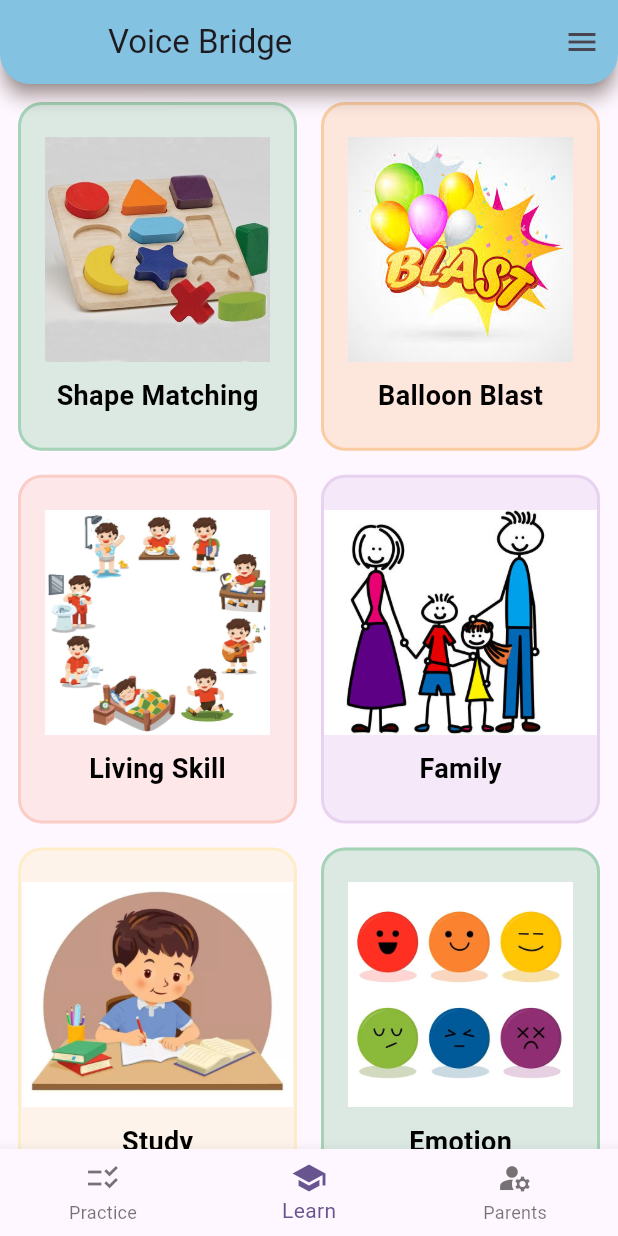
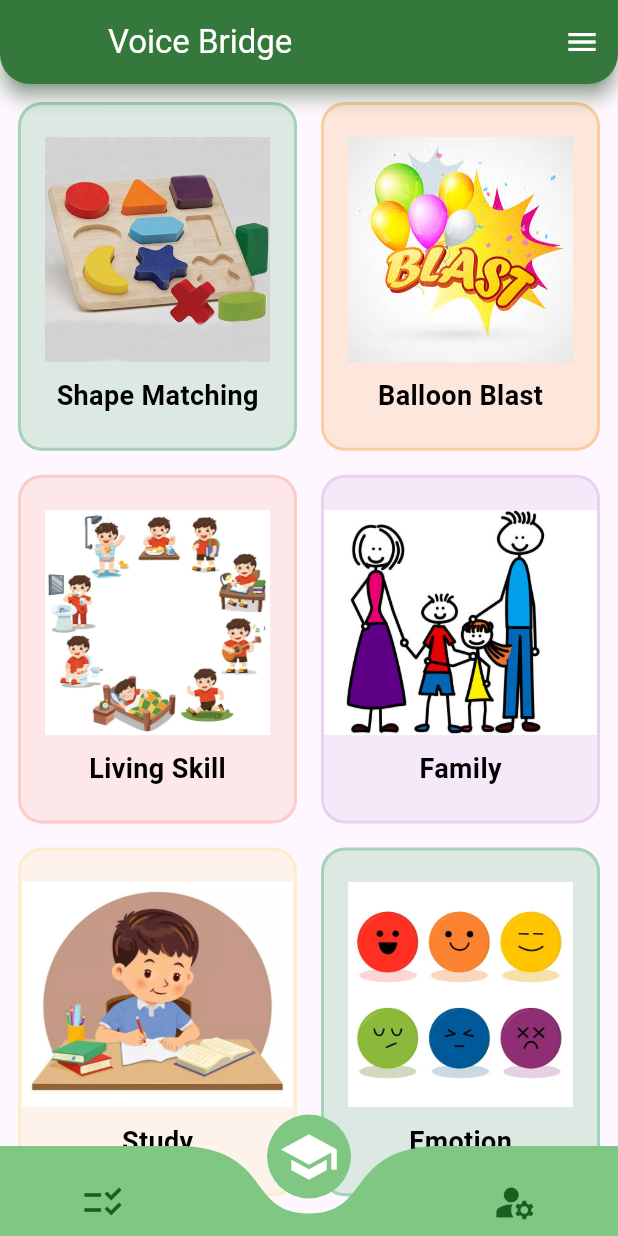
Before and after one commit to Learnathon-By-Geeky-Solutions/deltaforce, a Flutter app: the HomeView screen opened directly, on a phone screen of 412 x 824 dp. Run offline on Flutter 3.47's test engine with Material 3 defaults, Android fonts, the phone set to English and light mode, and no system bars; our stand-ins replace firebase_core, get; accounts and stored records are empty.

Commit message:
Modify bottom navigation bar with curved navigation.

```diff
--- a/voice_bridge/lib/resources/colors/app_color.dart
+++ b/voice_bridge/lib/resources/colors/app_color.dart
@@ -3,9 +3,14 @@ import 'package:flutter/material.dart';
 
 class AppColor {
 
-  static const Color appBarColor = Color(0xFF87CEEB);
 
-  static const Color primaryColor = Colors.cyan;
+  static const Color appBarColor = Color(0xFF2E7D32);
+  static const Color navigationColor = Color(0xFF81C784);
+  static const Color primaryTextColor = Color(0xFFFFFFFF);
+  static const Color secondaryTextColor = Color(0xFF1B5E20);
+
+
+  // static const Color primaryColor = Colors.cyan;
   static const Color buttonColor = Colors.lightGreen;
 
   static const double cardOpacity = 0.2;
@@ -13,6 +18,7 @@ class AppColor {
 
   static const Color cardTextColor = Color(0xFF000000);
   static const Color blackColor = Color(0xFF000000);
+  static const Color whiteColor = Color(0xFFFFFFFF);
 
   static const Color cardGreenColor = Color(0xFF53B175);
   static const Color cardOrangeColor = Color(0xFFF8A44C);
--- a/voice_bridge/lib/screens/home/views/home_view.dart
+++ b/voice_bridge/lib/screens/home/views/home_view.dart
@@ -2,11 +2,11 @@ import 'package:flutter/material.dart';
 import 'package:get/get.dart';
 import 'package:voice_bridge/resources/colors/app_color.dart';
 import 'package:voice_bridge/screens/learnScreen/views/learnScreenView.dart';
+import 'package:voice_bridge/screens/navigation/curvedNavBar.dart';
 import 'package:voice_bridge/screens/parentScreen/views/parentScreenView.dart';
 import 'package:voice_bridge/screens/practiceScreen/views/practiceScreenView.dart';
 
 import '../../end_drawer/views/appDrawer.dart';
-import '../../navigation/bottomNavBar.dart';
 import '../view_model/home_view_model.dart';
 
 
@@ -25,15 +25,16 @@ class HomeView extends StatelessWidget {
   @override
   Widget build(BuildContext context) {
     return Scaffold(
-
+      extendBody: true,
       key: _scaffoldKey,
       appBar: AppBar(
         backgroundColor: AppColor.appBarColor,
-        title: const Text("Voice Bridge"),
+        title: const Text("Voice Bridge",style: TextStyle(color: AppColor.primaryTextColor),),
 
           leading: Container(),
           actions: [
             IconButton(
+              color: AppColor.primaryTextColor,
               icon: const Icon(Icons.menu),
               onPressed: () {
                 _scaffoldKey.currentState?.openEndDrawer();
@@ -41,14 +42,14 @@ class HomeView extends StatelessWidget {
             ),
           ],
         elevation: 5,
-        shadowColor: Colors.brown,
+        shadowColor: AppColor.appBarColor,
         shape: RoundedRectangleBorder(
           borderRadius: BorderRadius.vertical(bottom: Radius.circular(20))
         ),
       ),
       endDrawer: const AppDrawer(),
       body: Obx(() => pages[controller.selectedIndex.value]),
-      bottomNavigationBar: BottomNavBar(controller: controller),
+      bottomNavigationBar: CurvedNavBar(controller: controller),
     );
   }
 }
--- a/voice_bridge/lib/screens/learnScreen/views/learnScreenView.dart
+++ b/voice_bridge/lib/screens/learnScreen/views/learnScreenView.dart
@@ -26,7 +26,7 @@ class LearnScreenView extends StatelessWidget {
   Widget build(BuildContext context) {
     return Scaffold(
       body: GridView.builder(
-        padding: EdgeInsets.all(12),
+        padding: EdgeInsets.fromLTRB(12,12,12,100),
         gridDelegate: const SliverGridDelegateWithFixedCrossAxisCount(
           crossAxisCount: 2,
           crossAxisSpacing: 16,
--- /dev/null
+++ b/voice_bridge/lib/screens/navigation/curvedNavBar.dart
@@ -0,0 +1,43 @@
+import 'package:curved_navigation_bar/curved_navigation_bar.dart';
+import 'package:flutter/material.dart';
+import 'package:get/get.dart';
+import 'package:voice_bridge/resources/colors/app_color.dart';
+
+import '../home/view_model/home_view_model.dart';
+
+class CurvedNavBar extends StatelessWidget {
+  // final RxInt selectedIndex;
+  // final Function(int) onItemTapped;
+  final HomeViewModel controller;
+
+
+  const CurvedNavBar({super.key, required this.controller});
+
+  @override
+  Widget build(BuildContext context) {
+    return Obx(() => CurvedNavigationBar(
+      backgroundColor: Colors.transparent, // Background of the screen
+      color: AppColor.navigationColor, // Color of the navigation bar
+      buttonBackgroundColor: AppColor.navigationColor, // Background of the selected item
+      height: 60,
+
+      animationDuration: Duration(milliseconds: 300),
+      animationCurve: Curves.easeInOut,
+      index: controller.selectedIndex.value,
+      onTap: (index) => controller.selectedIndex.value = index,
+      items: [
+        _buildNavItem(Icons.checklist_rtl_outlined, 0),
+        _buildNavItem(Icons.school, 1),
+        _buildNavItem(Icons.manage_accounts, 2),
+      ],
+    ));
+  }
+
+  Widget _buildNavItem(IconData icon, int index) {
+    return Icon(
+      icon,
+      size: controller.selectedIndex.value == index ? 40 : 30,
+      color: controller.selectedIndex.value == index ? AppColor.primaryTextColor : AppColor.secondaryTextColor,
+    );
+  }
+}
--- a/voice_bridge/pubspec.yaml
+++ b/voice_bridge/pubspec.yaml
@@ -36,6 +36,7 @@ dependencies:
   cupertino_icons: ^1.0.8
   firebase_core: ^3.10.1
   get: ^4.7.2
+  curved_navigation_bar: ^1.0.6
 
 dev_dependencies:
   flutter_test:
```
Also changed, not shown: voice_bridge/lib/screens/navigation/bottomNavBar.dart (+37 -10 lines), voice_bridge/lib/screens/home/widgets/section_card.dart (deleted), voice_bridge/pubspec.lock.
